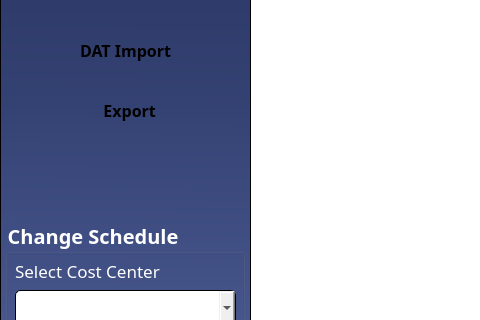
Qt form MainFrame/Resources/UI/timecard.ui (Maze711/systemPayroll) before a commit; both pictures show x 0 to 480 and y 240 to 560 of the 1442 by 665 pixel window.
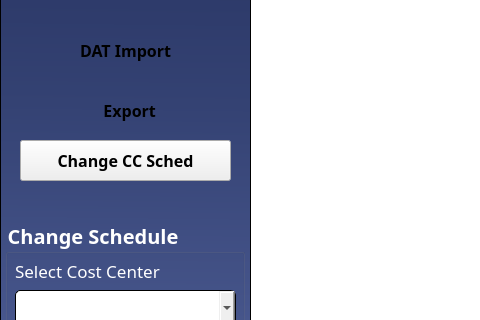
The same form after that commit. Icons and pictures are not drawn.

Commit message: Updating of DEPT_NAME under POSNSCHED

The edit to the form file:
```diff
--- a/MainFrame/Resources/UI/timecard.ui
+++ b/MainFrame/Resources/UI/timecard.ui
@@ -846,6 +846,39 @@
      </size>
     </property>
    </widget>
+   <widget class="QPushButton" name="btnCCSched">
+    <property name="geometry">
+     <rect>
+      <x>20</x>
+      <y>380</y>
+      <width>211</width>
+      <height>41</height>
+     </rect>
+    </property>
+    <property name="font">
+     <font>
+      <family>Poppins</family>
+      <pointsize>12</pointsize>
+      <weight>75</weight>
+      <bold>true</bold>
+     </font>
+    </property>
+    <property name="cursor">
+     <cursorShape>PointingHandCursor</cursorShape>
+    </property>
+    <property name="styleSheet">
+     <string notr="true"/>
+    </property>
+    <property name="text">
+     <string>Change CC Sched</string>
+    </property>
+    <property name="iconSize">
+     <size>
+      <width>22</width>
+      <height>22</height>
+     </size>
+    </property>
+   </widget>
   </widget>
   <widget class="QFrame" name="header">
    <property name="geometry">
```
The commit also changes 2 other files.
